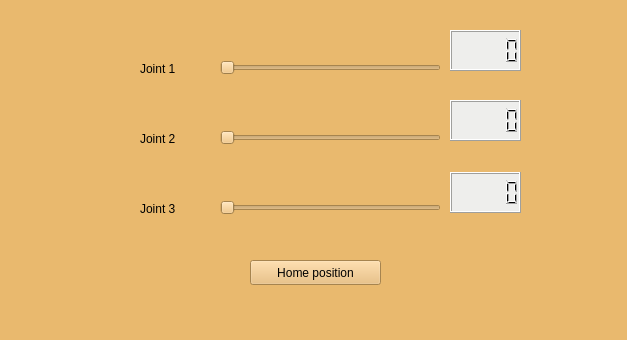
Qt form 3ARA_Ws/src/robot_arm_comms/src/MainWindow.ui (IgnacioCipo/3ARA-Software) before a commit.
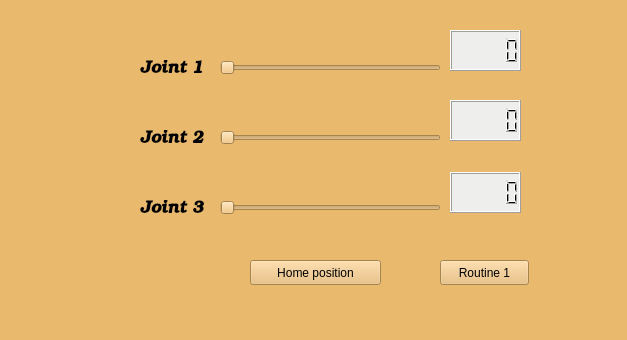
The same form after that commit.

Commit message: Added routine 1 function

Patch:
```diff
--- a/3ARA_Ws/src/robot_arm_comms/src/MainWindow.ui
+++ b/3ARA_Ws/src/robot_arm_comms/src/MainWindow.ui
@@ -58,6 +58,21 @@
       <height>17</height>
      </rect>
     </property>
+    <property name="font">
+     <font>
+      <family>URW Bookman L</family>
+      <pointsize>13</pointsize>
+      <weight>75</weight>
+      <italic>true</italic>
+      <bold>true</bold>
+     </font>
+    </property>
+    <property name="frameShape">
+     <enum>QFrame::NoFrame</enum>
+    </property>
+    <property name="lineWidth">
+     <number>2</number>
+    </property>
     <property name="text">
      <string>Joint 1</string>
     </property>
@@ -113,6 +128,21 @@
       <height>17</height>
      </rect>
     </property>
+    <property name="font">
+     <font>
+      <family>URW Bookman L</family>
+      <pointsize>13</pointsize>
+      <weight>75</weight>
+      <italic>true</italic>
+      <bold>true</bold>
+     </font>
+    </property>
+    <property name="frameShape">
+     <enum>QFrame::NoFrame</enum>
+    </property>
+    <property name="lineWidth">
+     <number>2</number>
+    </property>
     <property name="text">
      <string>Joint 2</string>
     </property>
@@ -126,6 +156,24 @@
       <height>17</height>
      </rect>
     </property>
+    <property name="font">
+     <font>
+      <family>URW Bookman L</family>
+      <pointsize>13</pointsize>
+      <weight>75</weight>
+      <italic>true</italic>
+      <bold>true</bold>
+     </font>
+    </property>
+    <property name="frameShape">
+     <enum>QFrame::NoFrame</enum>
+    </property>
+    <property name="frameShadow">
+     <enum>QFrame::Plain</enum>
+    </property>
+    <property name="lineWidth">
+     <number>2</number>
+    </property>
     <property name="text">
      <string>Joint 3</string>
     </property>
@@ -156,6 +204,22 @@
      <string>Home position</string>
     </property>
    </widget>
+   <widget class="QPushButton" name="routineButton">
+    <property name="geometry">
+     <rect>
+      <x>440</x>
+      <y>260</y>
+      <width>89</width>
+      <height>25</height>
+     </rect>
+    </property>
+    <property name="text">
+     <string>Routine 1</string>
+    </property>
+    <property name="checkable">
+     <bool>false</bool>
+    </property>
+   </widget>
   </widget>
   <widget class="QStatusBar" name="statusbar"/>
  </widget>
```
The commit also changes 3 other files.
